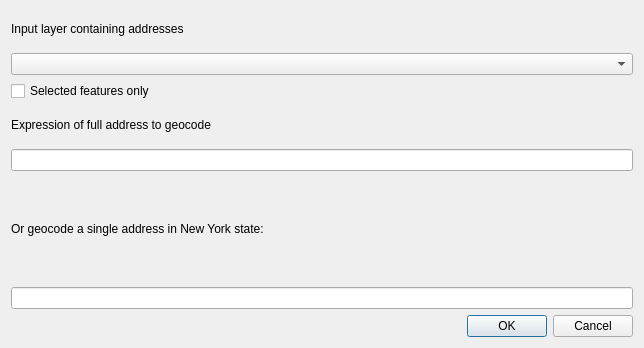
Before: the Qt Designer form nys_geocoder_dialog_base.ui in kgjenkins/nys-geocoder, drawn with Qt 5.
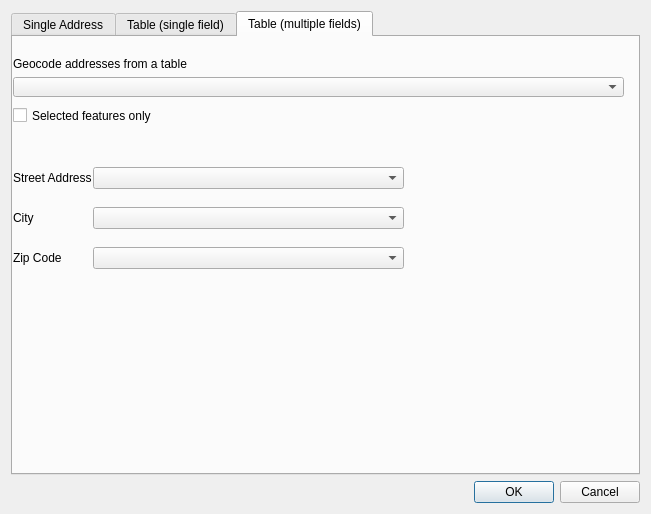
After: the same form once the commit is applied. The open tabs and pages were chosen to show the change.

```diff
--- a/nys_geocoder_dialog_base.ui
+++ b/nys_geocoder_dialog_base.ui
@@ -6,59 +6,226 @@
    <rect>
     <x>0</x>
     <y>0</y>
-    <width>644</width>
-    <height>348</height>
+    <width>651</width>
+    <height>514</height>
    </rect>
   </property>
   <property name="windowTitle">
    <string>NYS Geocoder</string>
   </property>
   <layout class="QGridLayout" name="gridLayout">
-   <item row="1" column="0">
-    <layout class="QVBoxLayout" name="verticalLayout_2">
-     <item>
-      <widget class="QLabel" name="label">
-       <property name="text">
-        <string>Input layer containing addresses</string>
-       </property>
-      </widget>
-     </item>
-     <item>
-      <widget class="QComboBox" name="inputLayer"/>
-     </item>
-     <item>
-      <widget class="QCheckBox" name="selectedOnly">
-       <property name="text">
-        <string>Selected features only</string>
-       </property>
-      </widget>
-     </item>
-     <item>
-      <widget class="QLabel" name="label_2">
-       <property name="text">
-        <string>Expression of full address to geocode</string>
-       </property>
-      </widget>
-     </item>
-     <item>
-      <widget class="QLineEdit" name="addressExpression"/>
-     </item>
-    </layout>
-   </item>
-   <item row="3" column="0">
+   <item row="2" column="0">
     <layout class="QVBoxLayout" name="verticalLayout">
      <item>
-      <widget class="QLabel" name="addressLabel">
-       <property name="text">
-        <string>Or geocode a single address in New York state:</string>
+      <widget class="QTabWidget" name="tabWidget">
+       <property name="currentIndex">
+        <number>0</number>
        </property>
-      </widget>
-     </item>
-     <item>
-      <widget class="QLineEdit" name="singleAddress">
-       <property name="text">
-        <string/>
-       </property>
+       <widget class="QWidget" name="single">
+        <attribute name="title">
+         <string>Single Address</string>
+        </attribute>
+        <widget class="QLabel" name="addressLabel">
+         <property name="geometry">
+          <rect>
+           <x>0</x>
+           <y>20</y>
+           <width>631</width>
+           <height>13</height>
+          </rect>
+         </property>
+         <property name="text">
+          <string>Geocode a single address</string>
+         </property>
+        </widget>
+        <widget class="QLineEdit" name="singleAddress">
+         <property name="geometry">
+          <rect>
+           <x>0</x>
+           <y>60</y>
+           <width>611</width>
+           <height>20</height>
+          </rect>
+         </property>
+         <property name="text">
+          <string/>
+         </property>
+        </widget>
+       </widget>
+       <widget class="QWidget" name="tableSingle">
+        <attribute name="title">
+         <string>Table (single field)</string>
+        </attribute>
+        <widget class="QLineEdit" name="expression">
+         <property name="geometry">
+          <rect>
+           <x>0</x>
+           <y>140</y>
+           <width>611</width>
+           <height>20</height>
+          </rect>
+         </property>
+        </widget>
+        <widget class="QLabel" name="label_3">
+         <property name="geometry">
+          <rect>
+           <x>0</x>
+           <y>20</y>
+           <width>624</width>
+           <height>13</height>
+          </rect>
+         </property>
+         <property name="text">
+          <string>Geocode addresses from a table</string>
+         </property>
+        </widget>
+        <widget class="QLabel" name="label_4">
+         <property name="geometry">
+          <rect>
+           <x>0</x>
+           <y>120</y>
+           <width>624</width>
+           <height>13</height>
+          </rect>
+         </property>
+         <property name="text">
+          <string>Field (or expression) containing the full address</string>
+         </property>
+        </widget>
+        <widget class="QCheckBox" name="selectedOnly">
+         <property name="geometry">
+          <rect>
+           <x>0</x>
+           <y>70</y>
+           <width>624</width>
+           <height>17</height>
+          </rect>
+         </property>
+         <property name="text">
+          <string>Selected features only</string>
+         </property>
+        </widget>
+        <widget class="QComboBox" name="inputLayer">
+         <property name="geometry">
+          <rect>
+           <x>0</x>
+           <y>40</y>
+           <width>611</width>
+           <height>20</height>
+          </rect>
+         </property>
+        </widget>
+       </widget>
+       <widget class="QWidget" name="tableMulti">
+        <attribute name="title">
+         <string>Table (multiple fields)</string>
+        </attribute>
+        <widget class="QLabel" name="label_5">
+         <property name="geometry">
+          <rect>
+           <x>0</x>
+           <y>20</y>
+           <width>624</width>
+           <height>13</height>
+          </rect>
+         </property>
+         <property name="text">
+          <string>Geocode addresses from a table</string>
+         </property>
+        </widget>
+        <widget class="QComboBox" name="inputLayer_2">
+         <property name="geometry">
+          <rect>
+           <x>0</x>
+           <y>40</y>
+           <width>611</width>
+           <height>20</height>
+          </rect>
+         </property>
+        </widget>
+        <widget class="QCheckBox" name="selectedOnly_2">
+         <property name="geometry">
+          <rect>
+           <x>0</x>
+           <y>70</y>
+           <width>624</width>
+           <height>17</height>
+          </rect>
+         </property>
+         <property name="text">
+          <string>Selected features only</string>
+         </property>
+        </widget>
+        <widget class="QComboBox" name="street">
+         <property name="geometry">
+          <rect>
+           <x>80</x>
+           <y>130</y>
+           <width>311</width>
+           <height>22</height>
+          </rect>
+         </property>
+        </widget>
+        <widget class="QLabel" name="label">
+         <property name="geometry">
+          <rect>
+           <x>0</x>
+           <y>130</y>
+           <width>81</width>
+           <height>21</height>
+          </rect>
+         </property>
+         <property name="text">
+          <string>Street Address</string>
+         </property>
+        </widget>
+        <widget class="QLabel" name="label_2">
+         <property name="geometry">
+          <rect>
+           <x>0</x>
+           <y>170</y>
+           <width>71</width>
+           <height>21</height>
+          </rect>
+         </property>
+         <property name="text">
+          <string>City</string>
+         </property>
+        </widget>
+        <widget class="QComboBox" name="city">
+         <property name="geometry">
+          <rect>
+           <x>80</x>
+           <y>170</y>
+           <width>311</width>
+           <height>22</height>
+          </rect>
+         </property>
+        </widget>
+        <widget class="QLabel" name="label_6">
+         <property name="geometry">
+          <rect>
+           <x>0</x>
+           <y>210</y>
+           <width>71</width>
+           <height>21</height>
+          </rect>
+         </property>
+         <property name="text">
+          <string>Zip Code</string>
+         </property>
+        </widget>
+        <widget class="QComboBox" name="zip">
+         <property name="geometry">
+          <rect>
+           <x>80</x>
+           <y>210</y>
+           <width>311</width>
+           <height>22</height>
+          </rect>
+         </property>
+        </widget>
+       </widget>
       </widget>
      </item>
      <item>
```
